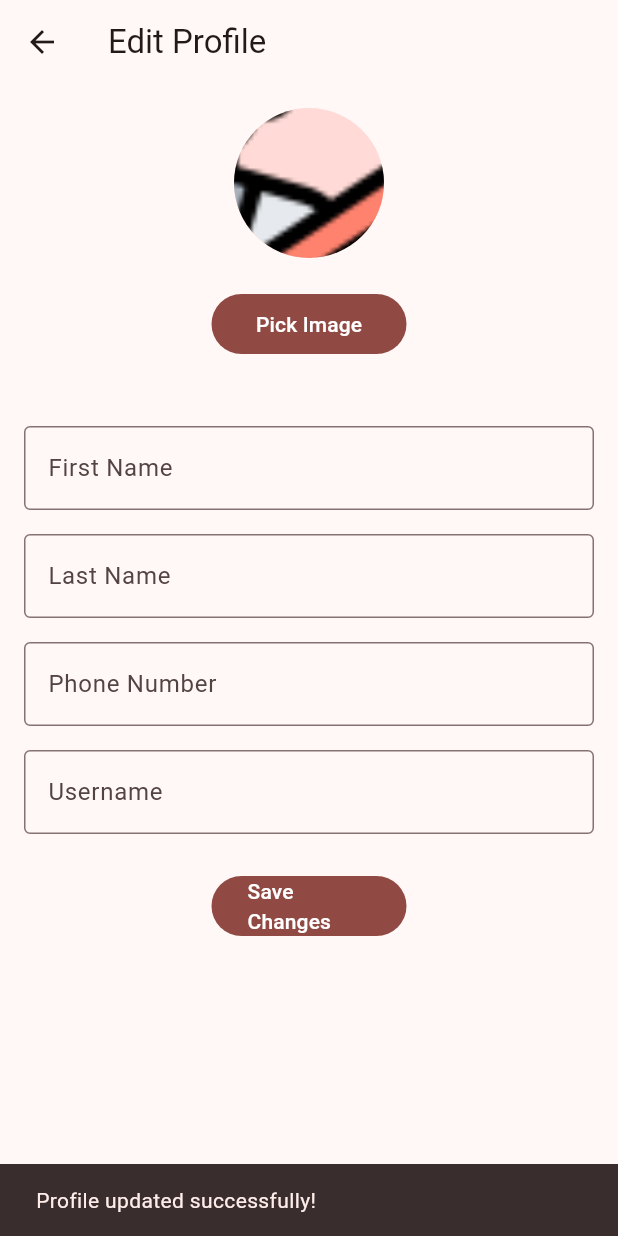
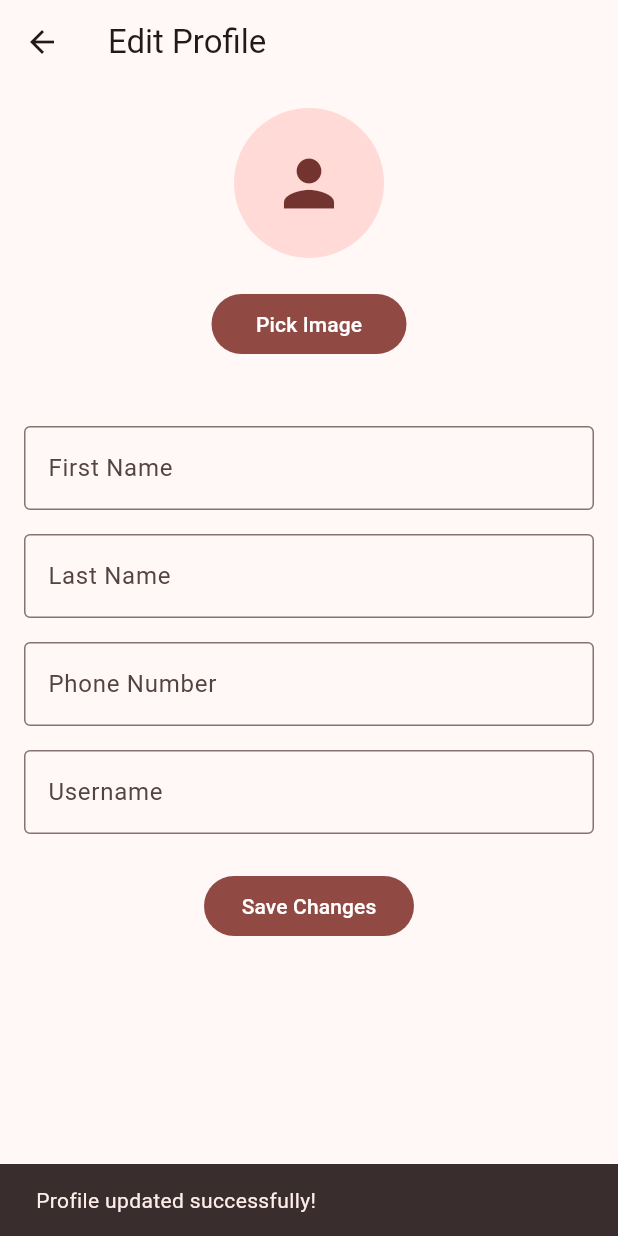
Before and after one commit to kb12233/rent_ease, a Flutter app: the EditProfileUI screen opened by its route, after a tap on "Save Changes", on a phone screen of 412 x 824 dp. Run offline on Flutter 3.47's test engine with Material 3 defaults, Android fonts, the phone set to English and light mode, and no system bars; our stand-ins replace cached_network_image, cloud_firestore, firebase_auth, firebase_core, firebase_storage, fluttertoast and 2 more; missing offline and left inert: clipboard; accounts and stored records are empty; statements that could not run were skipped.

Commit message:
Update edit_profile_UI.dart
Now shows a person icon instead of the tenant.png image if the user does not have a profile picture

```diff
--- a/lib/views/edit_profile_UI.dart
+++ b/lib/views/edit_profile_UI.dart
@@ -9,6 +9,7 @@ import 'package:flutter/material.dart';
 import 'package:image_picker/image_picker.dart';
 import 'package:rent_ease/controllers/edit_profile_controller.dart';
 import 'package:firebase_storage/firebase_storage.dart' as firebase_storage;
+import 'package:rent_ease/models/user_model.dart';
 
 class EditProfileUI extends StatefulWidget {
   const EditProfileUI({Key? key}) : super(key: key);
@@ -22,6 +23,8 @@ class _EditProfileUIState extends State<EditProfileUI> {
   final ImagePicker _imagePicker = ImagePicker();
   File? _imageFile; // To store the selected image file
   String _profilePictureURL = ''; // To store the profile picture URL
+  final user = FirebaseAuth.instance.currentUser!;
+  late UserModel userModel;
 
   @override
   void initState() {
@@ -29,8 +32,8 @@ class _EditProfileUIState extends State<EditProfileUI> {
     _fetchProfilePictureURL();
     _controller = EditProfileController();
     _controller.initialize();
+    getUser();
     //_loadProfilePicture(); // Load the profile picture when the page is initialized
-
   }
 
   // @override
@@ -87,7 +90,6 @@ class _EditProfileUIState extends State<EditProfileUI> {
   void _fetchProfilePictureURL() async {
     // Fetch the profile picture URL from Firestore and update _profilePictureURL
     // Replace 'users', 'userId', and 'profilePictureURL' with your actual collection name, user ID, and field name
-    final user = FirebaseAuth.instance.currentUser!;
 
     CollectionReference users = FirebaseFirestore.instance.collection('users');
     QuerySnapshot userQuery =
@@ -176,16 +178,23 @@ class _EditProfileUIState extends State<EditProfileUI> {
           child: Column(
             crossAxisAlignment: CrossAxisAlignment.stretch,
             children: [
-              CircleAvatar(
-                radius: 50,
-                // Display the profile picture or a default image/icon
-                backgroundImage: _imageFile != null
-                    ? FileImage(_imageFile!)
-                    : _profilePictureURL.isNotEmpty
-                        ? CachedNetworkImageProvider(_profilePictureURL)
-                        : const AssetImage('lib/images/tenant.png')
-                            as ImageProvider<Object>,
-              ),
+              userModel!.profilePictureURL.isNotEmpty ?
+                CircleAvatar(
+                  radius: 50,
+                  // Display the profile picture or a default image/icon
+                  backgroundImage: CachedNetworkImageProvider(_profilePictureURL)
+                ) :
+
+                CircleAvatar(
+                  radius: 50,
+                  // Display the profile picture or a default image/icon
+                  child: Icon(
+                    Icons.person,
+                    size: 50,
+                  ),
+                )
+              //CachedNetworkImageProvider(property.photoURLs[imgIndex])
+              ,
               //CachedNetworkImageProvider(property.photoURLs[imgIndex])
 
               const SizedBox(height: 20),
@@ -212,7 +221,7 @@ class _EditProfileUIState extends State<EditProfileUI> {
               _buildTextField('Username', _controller.usernameController),
               const SizedBox(height: 16),
               Padding(
-                padding: const EdgeInsets.symmetric(horizontal: 125),
+                padding: const EdgeInsets.symmetric(horizontal: 120),
                 child: FilledButton(
                   onPressed: () {
                     _controller.updateProfile(context);
@@ -226,4 +235,8 @@ class _EditProfileUIState extends State<EditProfileUI> {
       ),
     );
   }
+
+  Future<void> getUser() async {
+    userModel = (await UserModel.getUserData(user.uid))!;
+  }
 }
```
